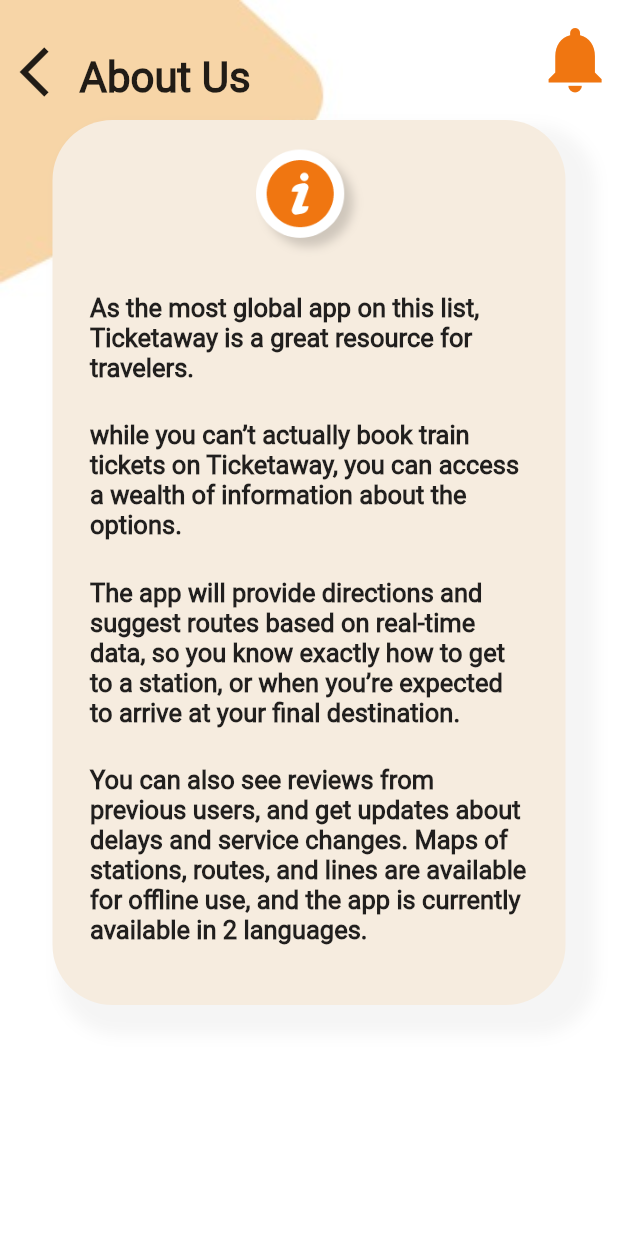
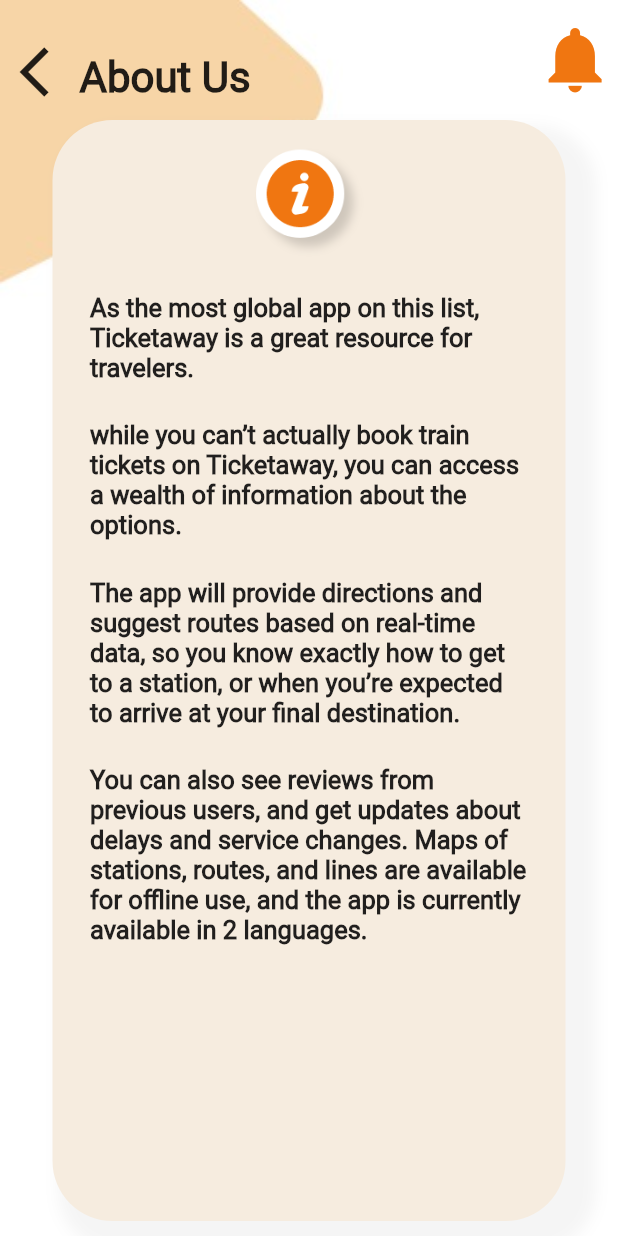
Before and after one commit to AbdallahBadawy/egypt_rails, a Flutter app: the screen it shows after launch, in the side drawer, after a tap on "About Us", on a phone screen of 412 x 824 dp. Run offline on Flutter 3.47's test engine with Material 2 defaults, Android fonts, the phone set to English and light mode, and no system bars; our stand-ins replace google_maps_flutter, share.

Commit message:
تاني

```diff
--- a/lib/Bottom_BarScreens/HomeScreen/Home_Screen.dart
+++ b/lib/Bottom_BarScreens/HomeScreen/Home_Screen.dart
@@ -16,9 +16,8 @@ class _HomeScreenState extends State<HomeScreen> {
     return Scaffold(
       key: _globalKey,
       backgroundColor: Colors.white,
-      body: ListView(
-        children: [
-          Stack(
+      body: SafeArea(
+        child: Stack(
           children: [
             background(context),
             drawerMenu(
@@ -42,7 +41,6 @@ class _HomeScreenState extends State<HomeScreen> {
                 }),
           ],
         ),
-        ],
       ),
       drawer: homeDrawer(context),
     );
--- a/lib/Bottom_BarScreens/HomeScreen/home_Widgets.dart
+++ b/lib/Bottom_BarScreens/HomeScreen/home_Widgets.dart
@@ -188,30 +188,43 @@ Widget trainLines(
         ),
       ),
       SizedBox(height: 12),
+      Expanded(
+        child: ListView(
+          scrollDirection: Axis.vertical,
+          children: [
             preferences(
                 context: context,
                 image: 'assets/images/Live Train View.png',
                 title: 'Train Between',
                 onTap: () {
-            Navigator.push(context,
-                MaterialPageRoute(builder: (context) => TrainBetweenScreen()));
+                  Navigator.push(
+                      context,
+                      MaterialPageRoute(
+                          builder: (context) => TrainBetweenScreen()));
                 }),
             preferences(
                 context: context,
                 image: 'assets/images/Live Train View.png',
                 title: 'Live Train View',
                 onTap: () {
-            Navigator.push(context,
-                MaterialPageRoute(builder: (context) => LiveTrainViewScreen()));
+                  Navigator.push(
+                      context,
+                      MaterialPageRoute(
+                          builder: (context) => LiveTrainViewScreen()));
                 }),
             preferences(
                 context: context,
                 image: 'assets/images/Destination Alarm.png',
                 title: 'Destination Alarm',
                 onTap: () {
-            Navigator.push(context,
-                MaterialPageRoute(builder: (context) => DestinationAlarmScreen()));
+                  Navigator.push(
+                      context,
+                      MaterialPageRoute(
+                          builder: (context) => DestinationAlarmScreen()));
                 }),
+          ],
+        ),
+      )
     ],
   );
 }
--- a/lib/Bottom_BarScreens/HomeScreen/search/search.dart
+++ b/lib/Bottom_BarScreens/HomeScreen/search/search.dart
@@ -1,9 +1,6 @@
 import 'package:egypt_rails/Bottom_BarScreens/HomeScreen/search/Payment/payment.dart';
-
 import 'package:flutter/material.dart';
-
 import '../../../Background.dart';
-
 import '../home_Widgets.dart';
 
 class SearchScreen extends StatefulWidget {
--- a/lib/Drawer/About Us/About_Us.dart
+++ b/lib/Drawer/About Us/About_Us.dart
@@ -8,9 +8,8 @@ class AboutUs extends StatelessWidget {
   @override
   Widget build(BuildContext context) {
     return Scaffold(
-      body: ListView(
-        children: [
-          Stack(
+      body: SafeArea(
+        child: Stack(
           children: [
             background(context),
             notificationsButton(context),
@@ -22,8 +21,7 @@ class AboutUs extends StatelessWidget {
                 }),
             aboutInfo(context),
           ],
-          )
-        ],
+        ),
       ),
     );
   }
--- a/lib/Drawer/About Us/About_us_Widgets.dart
+++ b/lib/Drawer/About Us/About_us_Widgets.dart
@@ -1,7 +1,5 @@
 import 'package:egypt_rails/Colors.dart';
 import 'package:flutter/material.dart';
-
-
 
 Widget _info(String text) {
   return Text(
@@ -11,9 +9,7 @@ Widget _info(String text) {
 }
 
 Widget aboutInfo(BuildContext context) {
-  return Column(
-    children: [
-      Container(
+  return Container(
     width: MediaQuery.of(context).size.width - 70,
     padding: EdgeInsets.symmetric(horizontal: 25, vertical: 15),
     margin: EdgeInsets.only(left: 35, right: 35, top: 80, bottom: 10),
@@ -36,6 +32,9 @@ Widget aboutInfo(BuildContext context) {
           image: AssetImage('assets/images/About Us.png'),
         ),
         SizedBox(height: 20),
+        Expanded(
+          child: ListView(
+            children: [
               _info(
                   'As the most global app on this list, Ticketaway is a great resource for travelers.'),
               SizedBox(height: 25),
@@ -50,7 +49,8 @@ Widget aboutInfo(BuildContext context) {
               SizedBox(height: 25),
             ],
           ),
+        )
+      ],
     ),
-    ],
   );
 }
```
Also changed, not shown: lib/Bottom_BarScreens/Enertainment/Entertainment.dart (+4 -5 lines), lib/Bottom_BarScreens/Enertainment/Entertainment_Widgets.dart (+21 -0 lines). Lines whose indentation alone changed are shown as unchanged.
